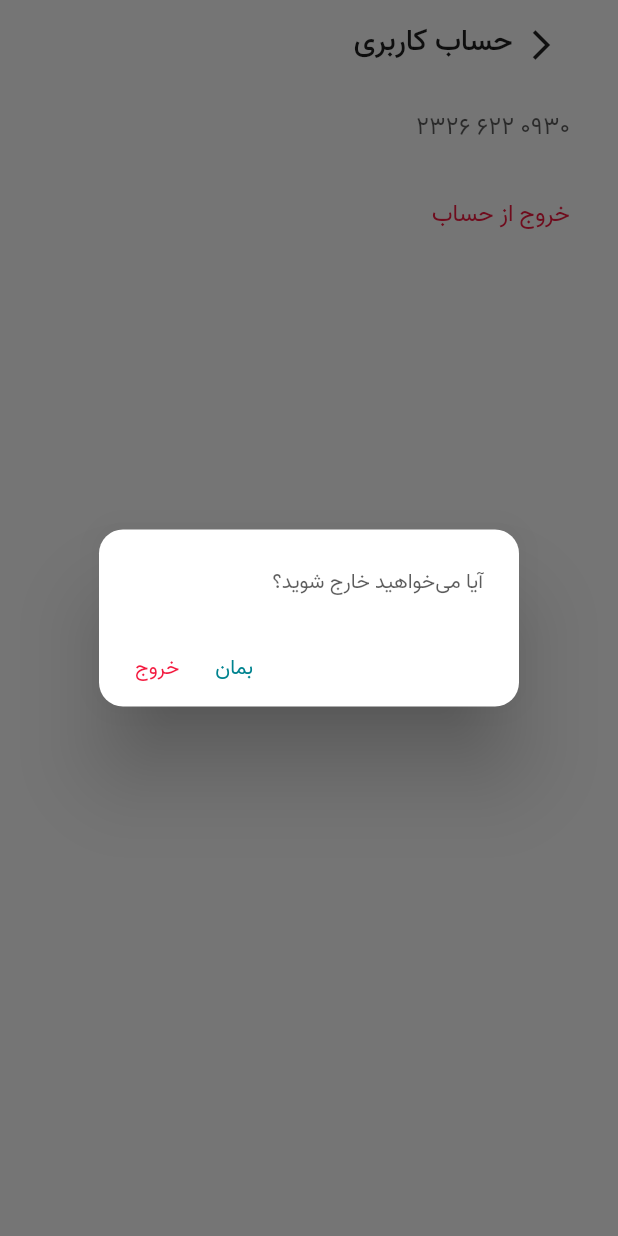
After one commit to itadbeer/book-reader-app, a Flutter app: the Account screen opened by its route, after a tap on "خروج از حساب", on a phone screen of 412 x 824 dp. The commit adds this screen. Run offline on Flutter 3.47's test engine with Material 2 defaults, Android fonts, the phone set to English and light mode, and no system bars; network calls fail; statements that could not run were skipped.

Commit message:
logout Dialog is done

```diff
--- a/lib/ibr.dart
+++ b/lib/ibr.dart
@@ -13,5 +13,6 @@ export 'package:ibr/utils/theme.dart';
 export 'package:ibr/utils/myAppBar.dart';
 export 'package:ibr/utils/myFloatingNavigationBar.dart';
 export 'package:ibr/utils/option.dart';
+export 'package:ibr/utils/dialog.dart';
 
 export 'package:flutter_localizations/flutter_localizations.dart';
--- a/lib/screens/account/account.dart
+++ b/lib/screens/account/account.dart
@@ -1,4 +1,5 @@
 import 'package:ibr/ibr.dart';
+import 'package:ibr/screens/account/widgets/logoutDialog.dart';
 
 class Account extends StatelessWidget {
   @override
@@ -28,8 +29,16 @@ class Account extends StatelessWidget {
                       Option(
                         padding: EdgeInsets.all(16),
                         children: [
-                          Text("خروج از حساب",
-                              style: TextStyle(color: error, fontSize: 16))
+                          GestureDetector(
+                            onTap: () {
+                              showDialog(
+                                  context: context,
+                                  builder: (BuildContext context) =>
+                                      LogoutDialog());
+                            },
+                            child: Text("خروج از حساب",
+                                style: TextStyle(color: error, fontSize: 16)),
+                          )
                         ],
                       )
                     ],
--- /dev/null
+++ b/lib/screens/account/widgets/logoutDialog.dart
@@ -0,0 +1,48 @@
+import 'package:ibr/ibr.dart';
+
+class LogoutDialog extends StatelessWidget {
+  @override
+  Widget build(BuildContext context) {
+    return MyDialog(
+      title: "آیا می‌خواهید خارج شوید؟",
+      content: [
+        Container(
+          height: 52,
+          margin: EdgeInsets.only(top: 20),
+          child: Row(
+            mainAxisAlignment: MainAxisAlignment.end,
+            crossAxisAlignment: CrossAxisAlignment.stretch,
+            children: [
+              Column(
+                mainAxisAlignment: MainAxisAlignment.center,
+                children: [
+                  Container(
+                      padding: EdgeInsets.only(left: 24),
+                      child: GestureDetector(
+                        onTap: () {
+                          Navigator.pop(context);
+                        },
+                        child: Text("بمان",
+                            style: TextStyle(
+                                color: myTheme.primaryColor, fontSize: 14)),
+                      ))
+                ],
+              ),
+              Column(
+                mainAxisAlignment: MainAxisAlignment.center,
+                children: [
+                  Container(
+                    child: Text(
+                      "خروج",
+                      style: TextStyle(color: error, fontSize: 14),
+                    ),
+                  )
+                ],
+              )
+            ],
+          ),
+        )
+      ],
+    );
+  }
+}
--- /dev/null
+++ b/lib/utils/dialog.dart
@@ -0,0 +1,33 @@
+import 'package:ibr/ibr.dart';
+
+class MyDialog extends StatelessWidget {
+  final String title;
+  final List<Widget> content;
+  const MyDialog({Key key, this.title, this.content}) : super(key: key);
+  @override
+  Widget build(BuildContext context) {
+    this.content.insert(
+        0,
+        Row(
+          children: [
+            Text(
+              this.title,
+              style: TextStyle(color: onSurfaceMediumEmphasis, fontSize: 14),
+            )
+          ],
+        ));
+    return Dialog(
+      shape: RoundedRectangleBorder(borderRadius: BorderRadius.circular(16)),
+      child: Container(
+        width: 280,
+        height: 118,
+        padding: EdgeInsets.fromLTRB(24, 24, 24, 0),
+        child: Wrap(children: [
+          Column(
+            children: this.content,
+          ),
+        ]),
+      ),
+    );
+  }
+}
```
